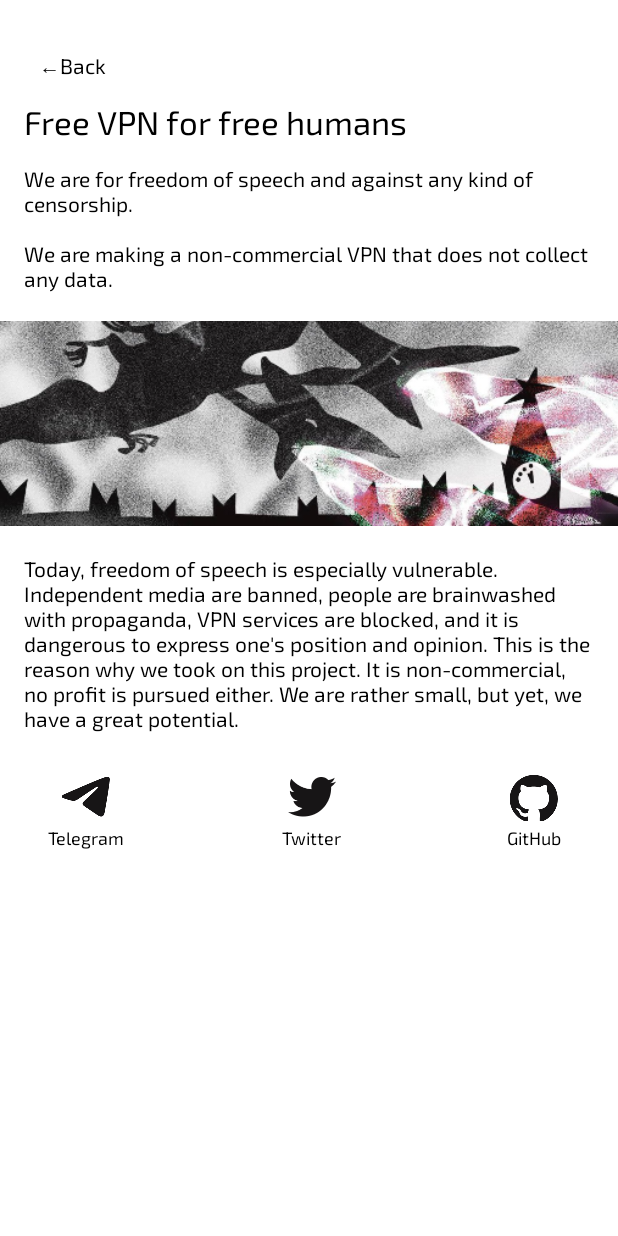
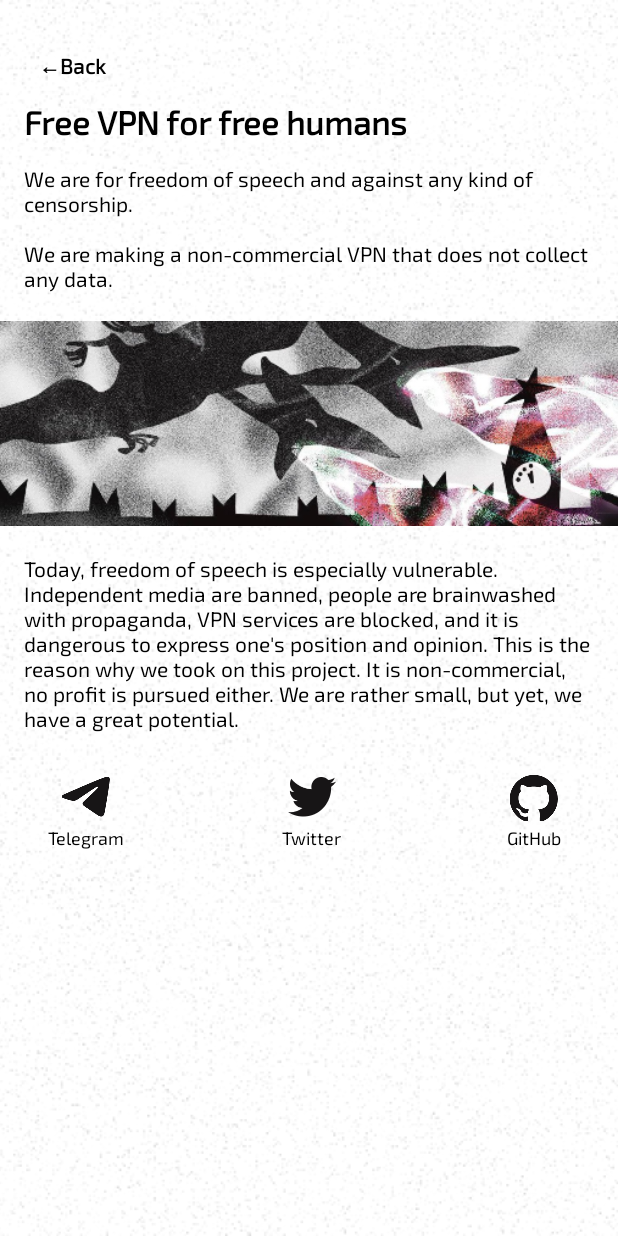
Before and after one commit to frkn-dev/liberty-android, an Android app built with Jetpack Compose: the AboutScreen screen opened through its navigation route, on a phone screen of 412 x 824 dp. Run offline under Robolectric (Android 15) with nearby library versions, the phone set to English and light mode, and no system bars.

Commit message:
background noise implementation

```diff
--- a/app/src/main/java/org/fuckrkn1/android/ui/AboutScreen.kt
+++ b/app/src/main/java/org/fuckrkn1/android/ui/AboutScreen.kt
@@ -31,6 +31,7 @@ fun AboutScreen(
     socialNetworks: List<SocialNetwork>,
     uiEventListener: (CommonUiEvent) -> Unit,
 ) {
+    BackgroundNoise()
     Column(
         modifier = Modifier
             .fillMaxSize()
@@ -43,12 +44,12 @@ fun AboutScreen(
             TextButton(onClick = { uiEventListener(CommonUiEvent.Back) }) {
                 Text(
                     text = stringResource(id = R.string.arrow_back),
-                    style = TextStyles.textNormal(14.sp),
+                    style = TextStyles.textSemiBold(14.sp),
                 )
             }
             Text(
                 text = stringResource(id = R.string.about_title),
-                style = TextStyles.textNormal(22.sp),
+                style = TextStyles.textSemiBold(22.sp),
                 modifier = Modifier.padding(bottom = 16.dp)
             )
             Text(
--- /dev/null
+++ b/app/src/main/java/org/fuckrkn1/android/ui/BackgroundNoise.kt
@@ -0,0 +1,25 @@
+package org.fuckrkn1.android.ui
+
+import androidx.compose.foundation.Image
+import androidx.compose.foundation.background
+import androidx.compose.foundation.layout.fillMaxSize
+import androidx.compose.runtime.Composable
+import androidx.compose.ui.Modifier
+import androidx.compose.ui.graphics.Color
+import androidx.compose.ui.layout.ContentScale
+import androidx.compose.ui.res.painterResource
+import androidx.compose.ui.tooling.preview.Preview
+import org.fuckrkn1.android.R
+
+@Composable
+@Preview
+fun BackgroundNoise() {
+    Image(
+        modifier = Modifier
+            .fillMaxSize()
+            .background(Color.White),
+        painter = painterResource(id = R.drawable.bg_black_noise),
+        contentScale = ContentScale.Crop,
+        contentDescription = "background"
+    )
+}
--- a/app/src/main/java/org/fuckrkn1/android/ui/MainScreen.kt
+++ b/app/src/main/java/org/fuckrkn1/android/ui/MainScreen.kt
@@ -10,6 +10,7 @@ import androidx.compose.runtime.Composable
 import androidx.compose.ui.Alignment
 import androidx.compose.ui.Modifier
 import androidx.compose.ui.res.stringResource
+import androidx.compose.ui.tooling.preview.Preview
 import androidx.compose.ui.unit.dp
 import androidx.compose.ui.unit.sp
 import org.fuckrkn1.android.R
@@ -19,6 +20,7 @@ import org.fuckrkn1.android.ui.style.TextStyles
 fun MainScreen(
     uiEventListener: (MainUiEvent) -> Unit
 ) {
+    BackgroundNoise()
     Row(
         modifier = Modifier
             .fillMaxWidth()
@@ -29,16 +31,22 @@ fun MainScreen(
         TextButton(onClick = { uiEventListener(MainUiEvent.ABOUT_CLICK) }) {
             Text(
                 text = stringResource(id = R.string.about),
-                style = TextStyles.textNormal(14.sp)
+                style = TextStyles.textSemiBold(14.sp)
             )
         }
         TextButton(onClick = { uiEventListener(MainUiEvent.SUPPORT_US_CLICK) }) {
             Text(
                 text = stringResource(id = R.string.support_us),
-                style = TextStyles.textNormal(14.sp)
+                style = TextStyles.textSemiBold(14.sp)
             )
         }
     }
+}
+
+@Composable
+@Preview
+private fun MainScreenPreview() {
+    MainScreen(uiEventListener = {})
 }
 
 enum class MainUiEvent {
--- a/app/src/main/java/org/fuckrkn1/android/ui/SupportUsScreen.kt
+++ b/app/src/main/java/org/fuckrkn1/android/ui/SupportUsScreen.kt
@@ -30,6 +30,7 @@ fun SupportUsScreen(
     services: List<SupportService>,
     uiEventListener: (CommonUiEvent) -> Unit,
 ) {
+    BackgroundNoise()
     Column(
         modifier = Modifier
             .fillMaxSize()
```
Also changed, not shown: app/src/main/res/drawable-xhdpi/bg_black_noise.png (added), app/src/main/res/drawable-xxhdpi/bg_black_noise.png (added), app/src/main/res/drawable-xxxhdpi/bg_black_noise.png (added), app/src/main/res/drawable/bg_black_noise.png (added).
